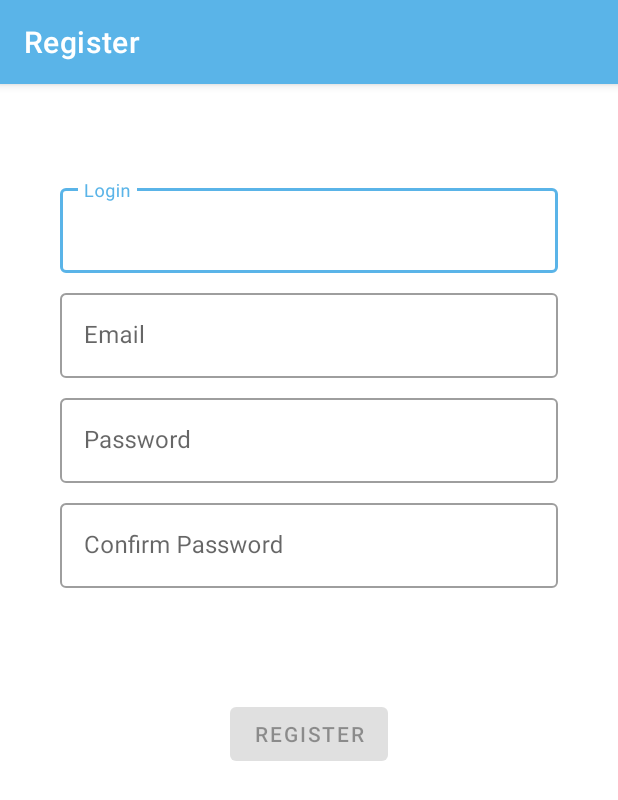
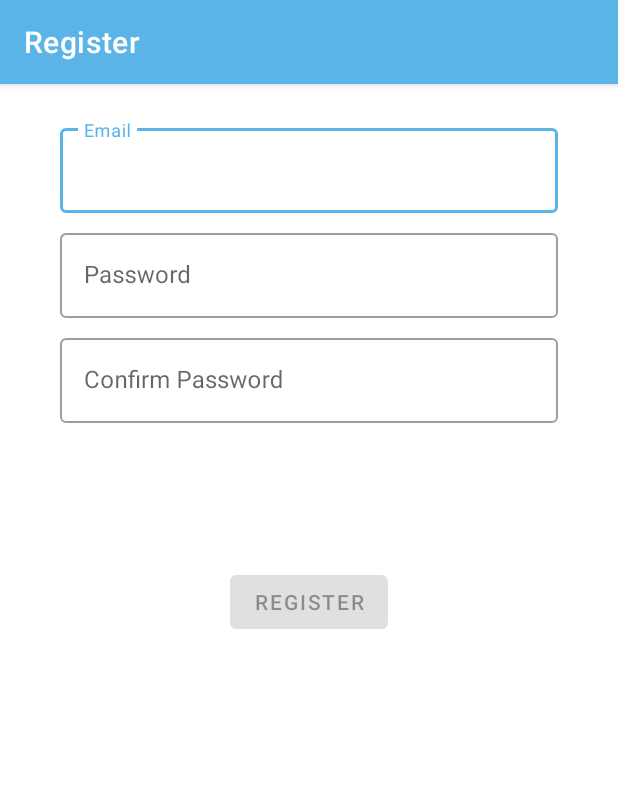
Before and after one commit to airella-system/airella-android-app, an Android app: the RegisterActivity screen opened directly, with no data from a screen before it, on a phone screen of 412 x 824 dp. Shown: the top 800 px of the screen. Run offline under Robolectric (Android 15) with nearby library versions, the phone set to English and light mode, and no system bars.

Commit message:
Removed login from Register Refactored Bluetooth stuff Refactored Api Errors

```diff
--- a/app/src/main/java/org/airella/airella/MainActivity.kt
+++ b/app/src/main/java/org/airella/airella/MainActivity.kt
@@ -20,16 +20,16 @@ class MainActivity : AppCompatActivity() {
     private lateinit var appBarConfiguration: AppBarConfiguration
 
     override fun onCreate(savedInstanceState: Bundle?) {
-
+        super.onCreate(savedInstanceState)
         PreferencesService.init(applicationContext)
 
         if (!AuthService.isLoggedIn()) {
             val intent = Intent(this, LoginActivity::class.java)
             intent.flags = Intent.FLAG_ACTIVITY_CLEAR_TASK or Intent.FLAG_ACTIVITY_NEW_TASK
             startActivity(intent)
+            return
         }
 
-        super.onCreate(savedInstanceState)
         setContentView(R.layout.activity_main)
         val toolbar: Toolbar = findViewById(R.id.toolbar)
         setSupportActionBar(toolbar)
--- a/app/src/main/java/org/airella/airella/data/api/auth/AuthApi.kt
+++ b/app/src/main/java/org/airella/airella/data/api/auth/AuthApi.kt
@@ -14,7 +14,7 @@ interface AuthApi {
     fun login(@Body loginData: LoginData): Single<ApiResponse<LoginResponse>>
 
     @POST("register-user")
-    fun register(@Body registerData: RegisterData): Single<ApiResponse<LoginResponse>>
+    fun register(@Body registerData: RegisterData): Single<ApiResponse<Any>>
 
     companion object {
 
--- a/app/src/main/java/org/airella/airella/data/service/AuthService.kt
+++ b/app/src/main/java/org/airella/airella/data/service/AuthService.kt
@@ -6,6 +6,7 @@ import org.airella.airella.data.api.auth.AuthApi
 import org.airella.airella.data.api.auth.LoginData
 import org.airella.airella.data.api.auth.RegisterData
 import org.airella.airella.data.api.getResponse
+import org.airella.airella.data.api.isSuccess
 import org.airella.airella.data.model.auth.LoginResponse
 import org.airella.airella.utils.Log
 
@@ -57,9 +58,9 @@ object AuthService {
             }
     }
 
-    fun register(username: String, email: String, password: String): Single<Boolean> {
+    fun register(email: String, password: String): Single<Boolean> {
         return loginApi.register(RegisterData(email, password))
-            .getResponse()
+            .isSuccess()
             .map { true }
     }
 
--- a/app/src/main/java/org/airella/airella/ui/register/RegisterActivity.kt
+++ b/app/src/main/java/org/airella/airella/ui/register/RegisterActivity.kt
@@ -23,7 +23,6 @@ class RegisterActivity : AppCompatActivity() {
 
         setContentView(R.layout.activity_register)
 
-        val username = findViewById<EditText>(R.id.username)
         val email = findViewById<EditText>(R.id.email)
         val password = findViewById<EditText>(R.id.password)
         val passwordConfirm = findViewById<EditText>(R.id.password_confirm)
@@ -32,10 +31,6 @@ class RegisterActivity : AppCompatActivity() {
         val loading = findViewById<ProgressBar>(R.id.loading)
 
         registerViewModel = ViewModelProvider(this).get(RegisterViewModel::class.java)
-
-        registerViewModel.usernameError.observe(this, Observer {
-            username.error = it?.let { getString(it) }
-        })
 
         registerViewModel.emailError.observe(this, Observer {
             email.error = it?.let { getString(it) }
@@ -67,11 +62,6 @@ class RegisterActivity : AppCompatActivity() {
                 }
             }
         })
-
-
-        username.afterTextChanged {
-            registerViewModel.usernameChanged(username.text.toString())
-        }
 
         email.afterTextChanged {
             registerViewModel.emailChanged(email.text.toString())
--- a/app/src/main/java/org/airella/airella/ui/station/config/StationConfigViewModel.kt
+++ b/app/src/main/java/org/airella/airella/ui/station/config/StationConfigViewModel.kt
@@ -6,7 +6,7 @@ import android.os.Handler
 import android.os.Looper
 import androidx.lifecycle.MutableLiveData
 import androidx.lifecycle.ViewModel
-import org.airella.airella.data.common.BluetoothCallback
+import org.airella.airella.data.bluetooth.BluetoothCallback
 import org.airella.airella.data.service.AuthService
 import org.airella.airella.utils.Config
 import org.airella.airella.utils.Log
--- a/app/src/main/java/org/airella/airella/utils/AuthUtils.kt
+++ b/app/src/main/java/org/airella/airella/utils/AuthUtils.kt
@@ -12,7 +12,7 @@ object AuthUtils {
     }
 
     fun isPasswordValid(password: String): Boolean {
-        return password.length > 5
+        return password.length >= 6
     }
 
     fun isPasswordConfirmValid(password: String, passwordConfirm: String): Boolean {
--- a/app/src/main/res/layout/activity_register.xml
+++ b/app/src/main/res/layout/activity_register.xml
@@ -12,29 +12,6 @@
     tools:context=".ui.register.RegisterActivity">
 
     <com.google.android.material.textfield.TextInputLayout
-        android:id="@+id/usernameLayout"
-        style="@style/Widget.MaterialComponents.TextInputLayout.OutlinedBox"
-        android:layout_width="0dp"
-        android:layout_height="wrap_content"
-        android:layout_marginStart="24dp"
-        android:layout_marginTop="48dp"
-        android:layout_marginEnd="24dp"
-        app:layout_constraintEnd_toEndOf="parent"
-        app:layout_constraintStart_toStartOf="parent"
-        app:layout_constraintTop_toTopOf="parent">
-
-        <com.google.android.material.textfield.TextInputEditText
-            android:id="@+id/username"
-            android:layout_width="match_parent"
-            android:layout_height="wrap_content"
-
-            android:hint="@string/prompt_login"
-            android:inputType="text"
-            android:selectAllOnFocus="true" />
-
-    </com.google.android.material.textfield.TextInputLayout>
-
-    <com.google.android.material.textfield.TextInputLayout
         android:id="@+id/email_layout"
         style="@style/Widget.MaterialComponents.TextInputLayout.OutlinedBox"
         android:layout_width="0dp"
@@ -44,7 +21,7 @@
         android:layout_marginEnd="24dp"
         app:layout_constraintEnd_toEndOf="parent"
         app:layout_constraintStart_toStartOf="parent"
-        app:layout_constraintTop_toBottomOf="@+id/usernameLayout">
+        app:layout_constraintTop_toTopOf="parent">
 
         <com.google.android.material.textfield.TextInputEditText
             android:id="@+id/email"
```
Also changed, not shown: app/src/main/java/org/airella/airella/data/api/ApiResponse.kt (+54 -1 lines), app/src/main/java/org/airella/airella/data/bluetooth/BluetoothCallback.kt (renamed from app/src/main/java/org/airella/airella/data/common/BluetoothCallback.kt, +12 -3 lines), app/src/main/java/org/airella/airella/ui/login/LoginViewModel.kt (+0 -11 lines), app/src/main/java/org/airella/airella/ui/register/RegisterViewModel.kt (+2 -16 lines).
